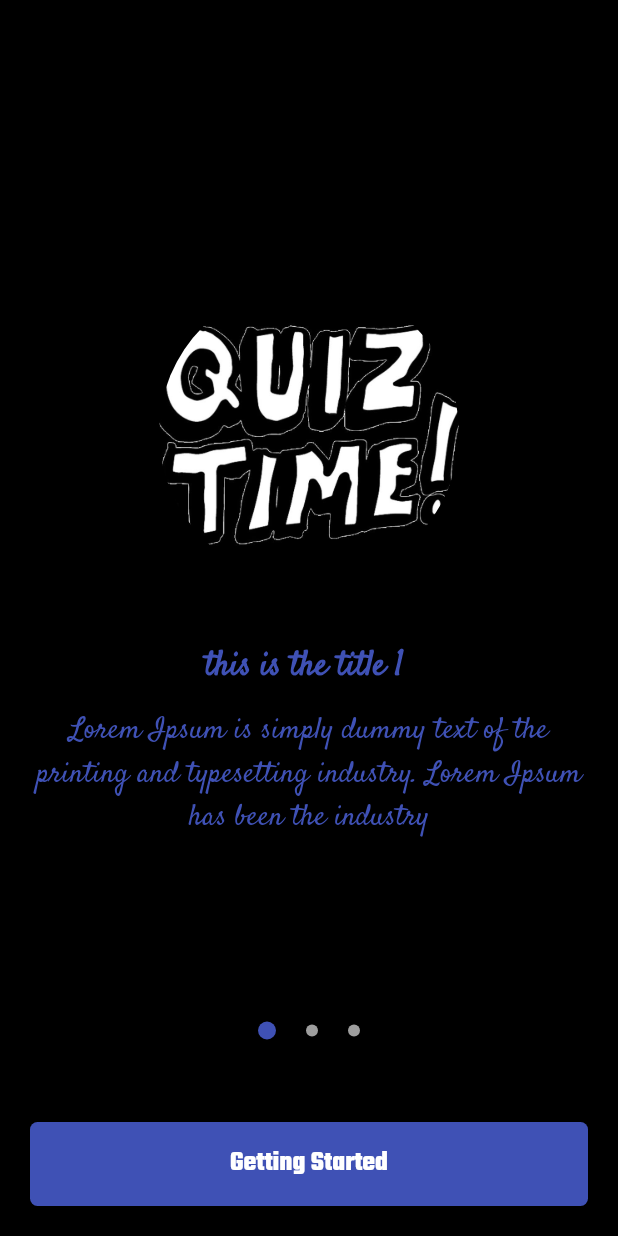
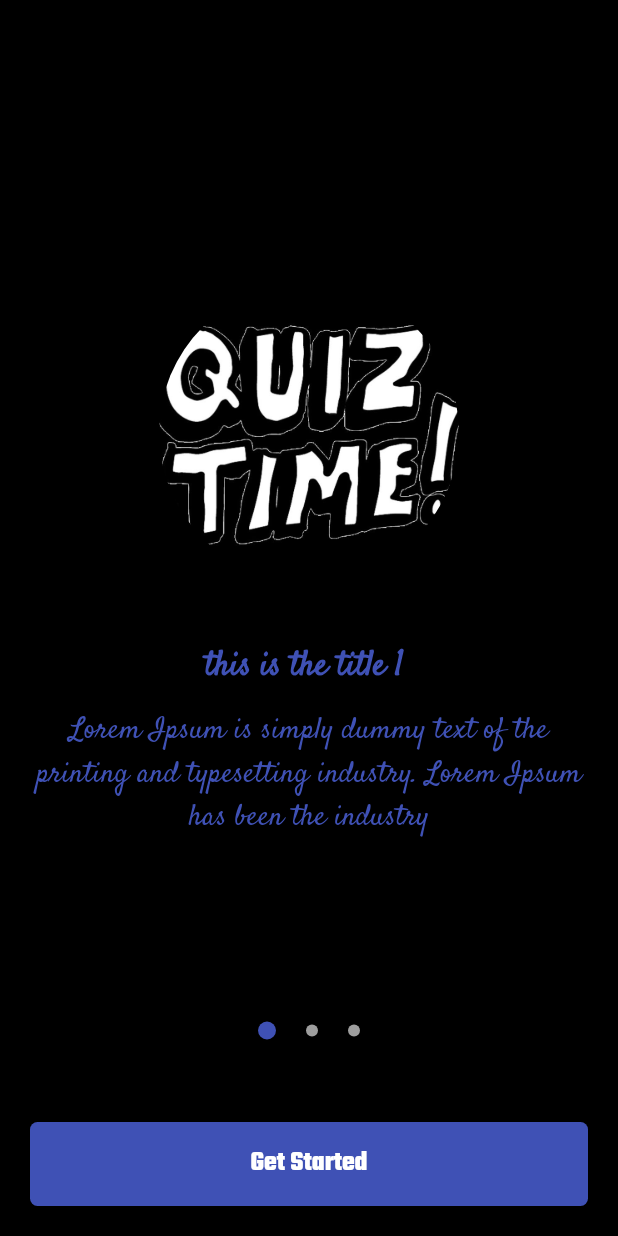
Before and after one commit to Vignesh0404/Quiz-Software-App, a Flutter app: the screen it shows after launch, on a phone screen of 412 x 824 dp. Run offline on Flutter 3.47's test engine with Material 2 defaults, Android fonts, the phone set to English and light mode, and no system bars; project files that could hold a hidden picture were left out.

Commit message:
Typo errors fixed

```diff
--- a/lib/slide.dart
+++ b/lib/slide.dart
@@ -99,7 +99,7 @@ class _SlideScreenState extends State<SlideScreen> {
                 crossAxisAlignment: CrossAxisAlignment.stretch,
                 children: <Widget>[
                 FlatButton(
-                  child: Text('Getting Started', style: TextStyle(
+                  child: Text('Get Started', style: TextStyle(
                     fontSize: 18.0,
                     fontFamily: "teko",
 
```
Also changed, not shown: lib/home.dart (+6 -2 lines).
